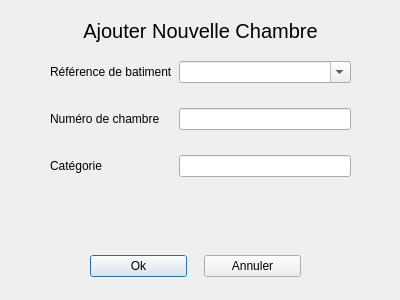
Above: dialogs/addchambre.ui from Frankral/ProjetFinL1 before the change. Below: the same form after it.
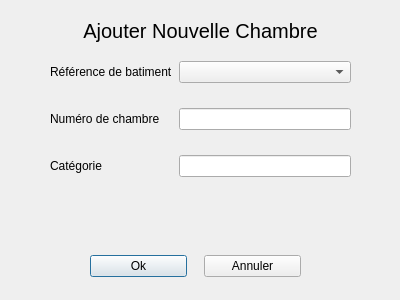
That is the form after the change. Custom widgets are drawn as their Qt base class.

```diff
--- a/dialogs/addchambre.ui
+++ b/dialogs/addchambre.ui
@@ -85,7 +85,7 @@
     <item row="0" column="1">
      <widget class="QComboBox" name="refBat">
       <property name="editable">
-       <bool>true</bool>
+       <bool>false</bool>
       </property>
      </widget>
     </item>
```
